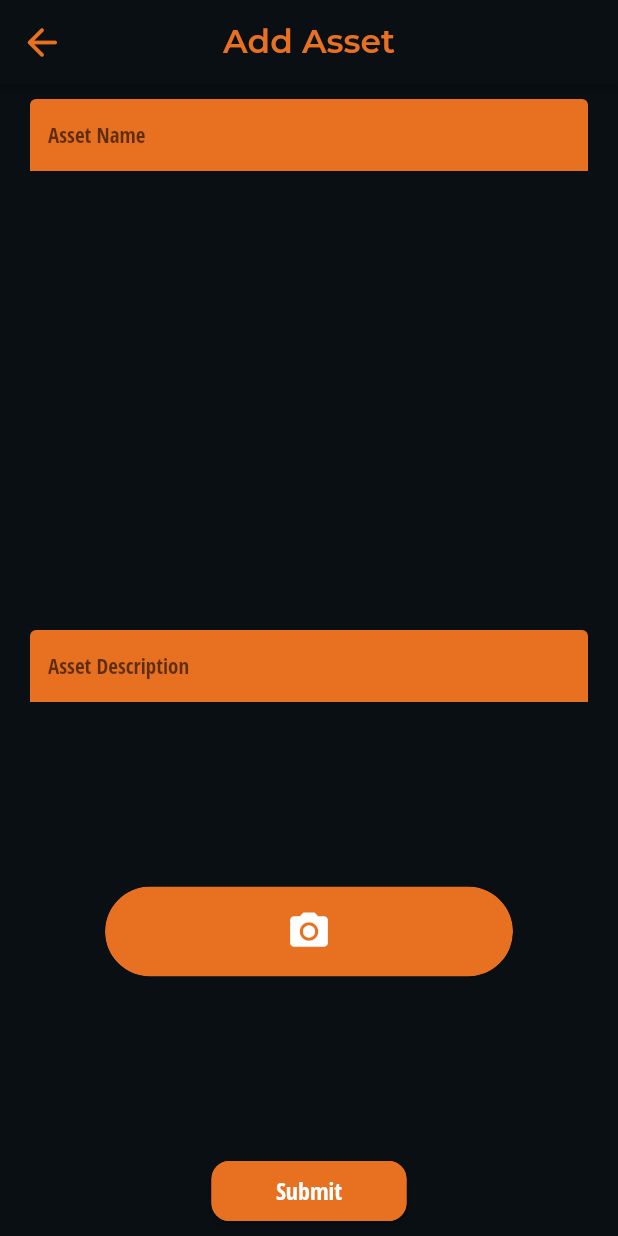
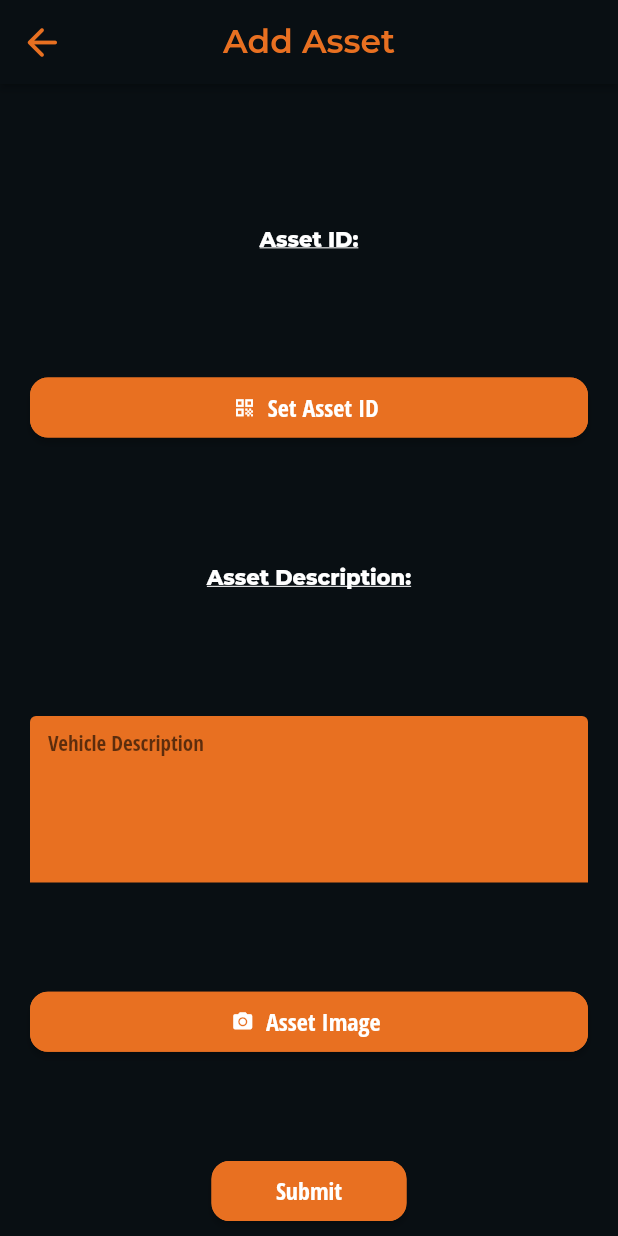
Before and after one commit to cgraydev-tech/IntelliV, a Flutter app: the NewAssetWidget screen opened directly, on a phone screen of 412 x 824 dp. Run offline on Flutter 3.47's test engine with Material 2 defaults, Android fonts, the phone set to English and light mode, and no system bars; drawn by our look-alikes of auto_size_text; our stand-ins replace built_collection, built_value, cloud_firestore, easy_debounce, equatable, file_picker and 15 more; missing offline and left inert: algolia, flutter_barcode_scanner, json_path, mime_type; accounts and stored records are empty; generated files the repository leaves out were written again; Roboto replaces fonts that are missing (Open Sans Condensed).

Commit message:
Assets Redesign With QR Functionality

```diff
--- a/lib/app_state.dart
+++ b/lib/app_state.dart
@@ -21,6 +21,10 @@ class FFAppState {
   String vreg = '';
 
   String NewVehicleImg;
+
+  String NewVreg = '';
+
+  String NewAsset = '';
 }
 
 LatLng _latLngFromString(String val) {
--- a/lib/new_asset/new_asset_widget.dart
+++ b/lib/new_asset/new_asset_widget.dart
@@ -9,6 +9,7 @@ import '../flutter_flow/upload_media.dart';
 import 'package:cloud_firestore/cloud_firestore.dart';
 import 'package:easy_debounce/easy_debounce.dart';
 import 'package:flutter/material.dart';
+import 'package:flutter_barcode_scanner/flutter_barcode_scanner.dart';
 import 'package:google_fonts/google_fonts.dart';
 
 class NewAssetWidget extends StatefulWidget {
@@ -19,16 +20,16 @@ class NewAssetWidget extends StatefulWidget {
 }
 
 class _NewAssetWidgetState extends State<NewAssetWidget> {
+  LatLng currentUserLocationValue;
+  final scaffoldKey = GlobalKey<ScaffoldState>();
   String uploadedFileUrl1 = '';
   String uploadedFileUrl2 = '';
-  TextEditingController assetTextController;
   TextEditingController descTextController;
-  final scaffoldKey = GlobalKey<ScaffoldState>();
+  var newAsset = '';
 
   @override
   void initState() {
     super.initState();
-    assetTextController = TextEditingController();
     descTextController = TextEditingController();
   }
 
@@ -74,51 +75,87 @@ class _NewAssetWidgetState extends State<NewAssetWidget> {
             child: Column(
               mainAxisSize: MainAxisSize.max,
               children: [
+                Expanded(
+                  child: Row(
+                    mainAxisSize: MainAxisSize.max,
+                    children: [
+                      Expanded(
+                        child: Align(
+                          alignment: AlignmentDirectional(0, 0),
+                          child: Text(
+                            'Asset ID:',
+                            style:
+                                FlutterFlowTheme.of(context).bodyText1.override(
+                                      fontFamily: 'Montserrat',
+                                      fontWeight: FontWeight.w800,
+                                      decoration: TextDecoration.underline,
+                                    ),
+                          ),
+                        ),
+                      ),
+                    ],
+                  ),
+                ),
                 Row(
                   mainAxisSize: MainAxisSize.max,
                   children: [
                     Expanded(
-                      child: TextFormField(
-                        controller: assetTextController,
-                        obscureText: false,
-                        decoration: InputDecoration(
-                          hintText: 'Asset Name',
-                          enabledBorder: UnderlineInputBorder(
+                      child: FFButtonWidget(
+                        onPressed: () async {
+                          newAsset = await FlutterBarcodeScanner.scanBarcode(
+                            '#C62828', // scanning line color
+                            'Cancel', // cancel button text
+                            true, // whether to show the flash icon
+                            ScanMode.QR,
+                          );
+
+                          setState(() => FFAppState().NewAsset = newAsset);
+
+                          setState(() {});
+                        },
+                        text: 'Set Asset ID',
+                        icon: Icon(
+                          Icons.qr_code,
+                          size: 15,
+                        ),
+                        options: FFButtonOptions(
+                          width: 130,
+                          height: 40,
+                          color: FlutterFlowTheme.of(context).primaryText,
+                          textStyle:
+                              FlutterFlowTheme.of(context).subtitle2.override(
+                                    fontFamily: 'Open Sans Condensed',
+                                    color: Colors.white,
+                                  ),
                           borderSide: BorderSide(
-                              color: Color(0xFFE87021),
+                            color: FlutterFlowTheme.of(context).primaryText,
                             width: 1,
                           ),
-                            borderRadius: const BorderRadius.only(
-                              topLeft: Radius.circular(4.0),
-                              topRight: Radius.circular(4.0),
+                          borderRadius: 12,
                         ),
-                          ),
-                          focusedBorder: UnderlineInputBorder(
-                            borderSide: BorderSide(
-                              color: Color(0xFFE87021),
-                              width: 1,
-                            ),
-                            borderRadius: const BorderRadius.only(
-                              topLeft: Radius.circular(4.0),
-                              topRight: Radius.circular(4.0),
-                            ),
-                          ),
-                          filled: true,
-                          fillColor: Color(0xFFE87021),
-                        ),
-                        style: FlutterFlowTheme.of(context).bodyText1,
-                        maxLines: 1,
                       ),
                     ),
                   ],
                 ),
                 Expanded(
-                  child: Padding(
-                    padding: EdgeInsetsDirectional.fromSTEB(0, 1, 0, 0),
                   child: Row(
                     mainAxisSize: MainAxisSize.max,
-                      children: [],
+                    children: [
+                      Expanded(
+                        child: Align(
+                          alignment: AlignmentDirectional(0, 0),
+                          child: Text(
+                            'Asset Description:',
+                            style:
+                                FlutterFlowTheme.of(context).bodyText1.override(
+                                      fontFamily: 'Montserrat',
+                                      fontWeight: FontWeight.w800,
+                                      decoration: TextDecoration.underline,
                                     ),
+                          ),
+                        ),
+                      ),
+                    ],
                   ),
                 ),
                 Row(
@@ -134,7 +171,8 @@ class _NewAssetWidgetState extends State<NewAssetWidget> {
                         controller: descTextController,
                         obscureText: false,
                         decoration: InputDecoration(
-                          hintText: 'Asset Description',
+                          isDense: true,
+                          hintText: 'Vehicle Description',
                           enabledBorder: UnderlineInputBorder(
                             borderSide: BorderSide(
                               color: Color(0x00000000),
@@ -164,20 +202,23 @@ class _NewAssetWidgetState extends State<NewAssetWidget> {
                                   ),
                                   child: Icon(
                                     Icons.clear,
-                                    color: Color(0xFFE87021),
+                                    color: FlutterFlowTheme.of(context)
+                                        .primaryBackground,
                                     size: 22,
                                   ),
                                 )
                               : null,
                         ),
-                        style: FlutterFlowTheme.of(context).bodyText1,
+                        style: FlutterFlowTheme.of(context).bodyText1.override(
+                              fontFamily: 'Open Sans Condensed',
+                              color: FlutterFlowTheme.of(context).alternate,
+                            ),
+                        maxLines: 5,
                       ),
                     ),
                   ],
                 ),
                 Expanded(
-                  child: Padding(
-                    padding: EdgeInsetsDirectional.fromSTEB(50, 0, 50, 0),
                   child: InkWell(
                     onTap: () async {
                       final selectedMedia =
@@ -198,8 +239,7 @@ class _NewAssetWidgetState extends State<NewAssetWidget> {
                                 await uploadData(m.storagePath, m.bytes)));
                         ScaffoldMessenger.of(context).hideCurrentSnackBar();
                         if (downloadUrls != null) {
-                            setState(
-                                () => uploadedFileUrl1 = downloadUrls.first);
+                          setState(() => uploadedFileUrl1 = downloadUrls.first);
                           showUploadMessage(
                             context,
                             'Success!',
@@ -217,20 +257,7 @@ class _NewAssetWidgetState extends State<NewAssetWidget> {
                       mainAxisSize: MainAxisSize.max,
                       children: [
                         Expanded(
-                            child: FlutterFlowIconButton(
-                              borderColor:
-                                  FlutterFlowTheme.of(context).primaryText,
-                              borderRadius: 30,
-                              borderWidth: 1,
-                              buttonSize: 60,
-                              fillColor:
-                                  FlutterFlowTheme.of(context).primaryText,
-                              icon: Icon(
-                                Icons.photo_camera,
-                                color:
-                                    FlutterFlowTheme.of(context).secondaryText,
-                                size: 30,
-                              ),
+                          child: FFButtonWidget(
                             onPressed: () async {
                               final selectedMedia =
                                   await selectMediaWithSourceBottomSheet(
@@ -238,8 +265,7 @@ class _NewAssetWidgetState extends State<NewAssetWidget> {
                                 allowPhoto: true,
                               );
                               if (selectedMedia != null &&
-                                    selectedMedia.every((m) =>
-                                        validateFileFormat(
+                                  selectedMedia.every((m) => validateFileFormat(
                                       m.storagePath, context))) {
                                 showUploadMessage(
                                   context,
@@ -268,10 +294,31 @@ class _NewAssetWidgetState extends State<NewAssetWidget> {
                                 }
                               }
                             },
+                            text: 'Asset Image',
+                            icon: Icon(
+                              Icons.camera_alt,
+                              size: 15,
+                            ),
+                            options: FFButtonOptions(
+                              width: 130,
+                              height: 40,
+                              color: FlutterFlowTheme.of(context)
+                                  .secondaryBackground,
+                              textStyle: FlutterFlowTheme.of(context)
+                                  .subtitle2
+                                  .override(
+                                    fontFamily: 'Open Sans Condensed',
+                                    color: Colors.white,
+                                  ),
+                              borderSide: BorderSide(
+                                color: FlutterFlowTheme.of(context).primaryText,
+                                width: 1,
+                              ),
+                              borderRadius: 12,
+                            ),
                           ),
                         ),
                       ],
-                      ),
                     ),
                   ),
                 ),
@@ -283,11 +330,16 @@ class _NewAssetWidgetState extends State<NewAssetWidget> {
                         alignment: AlignmentDirectional(0, 0),
                         child: FFButtonWidget(
                           onPressed: () async {
+                            currentUserLocationValue =
+                                await getCurrentUserLocation(
+                                    defaultLocation: LatLng(0.0, 0.0));
+
                             final equipmentCreateData =
                                 createEquipmentRecordData(
-                              equipID: assetTextController.text,
+                              equipID: FFAppState().NewAsset,
                               equipDesc: descTextController.text,
                               equipIMG: uploadedFileUrl1,
+                              assetLoc: currentUserLocationValue,
                             );
                             await EquipmentRecord.collection
                                 .doc()
@@ -309,7 +361,6 @@ class _NewAssetWidgetState extends State<NewAssetWidget> {
                               },
                             );
                             setState(() {
-                              assetTextController.clear();
                               descTextController.clear();
                             });
                           },
--- a/pubspec.yaml
+++ b/pubspec.yaml
@@ -43,6 +43,7 @@ dependencies:
   floating_bottom_navigation_bar: 1.5.2
   flutter_barcode_scanner: ^2.0.0
   font_awesome_flutter: 8.11.0
+  geolocator: 8.0.1
   google_fonts: 2.2.0
   google_sign_in: 5.2.1
   image_picker: 0.8.4+4
```
Also changed, not shown: lib/equipment/equipment_widget.dart (+23 -2 lines), lib/flutter_flow/flutter_flow_util.dart (+41 -0 lines), lib/inspection/inspection_widget.dart (+6 -9 lines), lib/new_vehicle/new_vehicle_widget.dart (+66 -54 lines), lib/vehicles/vehicles_widget.dart (+5 -2 lines), 2 other files. Lines whose indentation alone changed are shown as unchanged.
